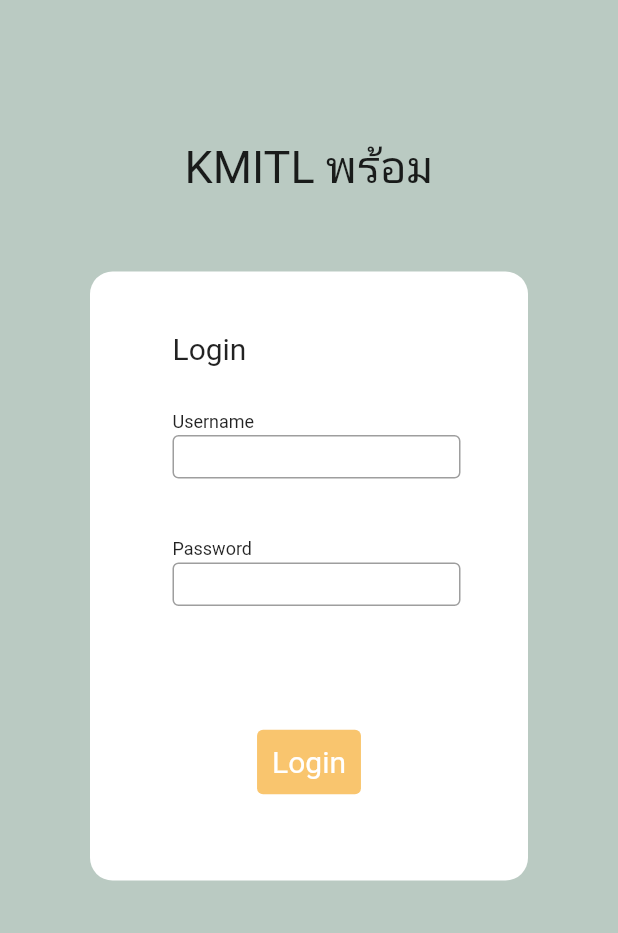
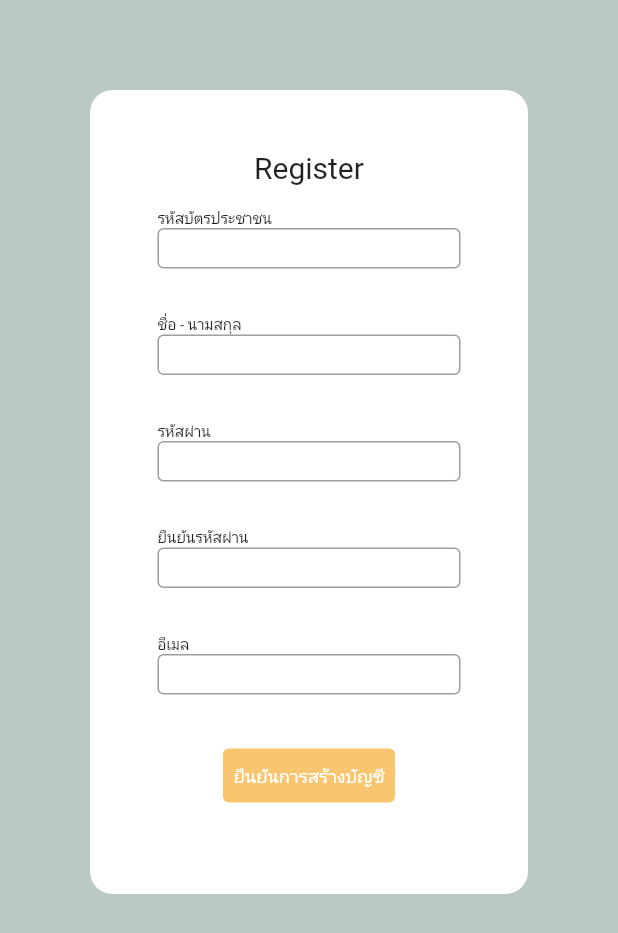
Before and after one commit to bossk774158/Flutter, a Flutter app: the screen it shows after launch, on a phone screen of 412 x 824 dp. Shown: the top 933 px of the screen. Run offline on Flutter 3.47's test engine with Material 2 defaults, Android fonts, the phone set to English and light mode, and no system bars.

Commit message:
Add Register Page

```diff
--- a/flutter_application_2/lib/Login/login.dart
+++ b/flutter_application_2/lib/Login/login.dart
@@ -9,6 +9,7 @@ class Login extends StatelessWidget {
   @override
   Widget build(BuildContext context) {
     return Scaffold(
+        resizeToAvoidBottomInset: false,
         backgroundColor: kPrimaryLightColor,
         body: Column(
           children: <Widget>[
@@ -98,7 +99,7 @@ class Login extends StatelessWidget {
                           Container(
                             child: TextButton(
                               style: TextButton.styleFrom(
-                                  padding: const EdgeInsets.all(10.0),
+                                  padding: const EdgeInsets.all(8.0),
                                   textStyle: const TextStyle(fontSize: 20),
                                   backgroundColor: buttonColor),
                               onPressed: () {},
--- /dev/null
+++ b/flutter_application_2/lib/Register/register.dart
@@ -0,0 +1,188 @@
+import 'package:flutter/material.dart';
+import 'package:flutter/src/foundation/key.dart';
+import 'package:flutter/src/widgets/framework.dart';
+import 'package:flutter_application_2/constants.dart';
+
+class Register extends StatelessWidget {
+  const Register({Key? key}) : super(key: key);
+
+  @override
+  Widget build(BuildContext context) {
+    return Scaffold(
+        resizeToAvoidBottomInset: false,
+        backgroundColor: kPrimaryLightColor,
+        body: Column(
+          children: <Widget>[
+            Container(
+              decoration: new BoxDecoration(
+                  color: Colors.white,
+                  borderRadius: new BorderRadius.only(
+                    topLeft: const Radius.circular(15.0),
+                    topRight: const Radius.circular(15.0),
+                    bottomLeft: const Radius.circular(15.0),
+                    bottomRight: const Radius.circular(15.0),
+                  )),
+              padding: EdgeInsets.fromLTRB(30.0, 40.0, 30.0, 40.0),
+              margin: EdgeInsets.fromLTRB(60.0, 60.0, 60.0, 10.0),
+              child: Column(children: <Widget>[
+                Column(
+                  children: <Widget>[
+                    Container(
+                      child: Align(
+                        alignment: Alignment.topLeft,
+                        child: Center(
+                          child: Text(
+                            'Register',
+                            style: TextStyle(fontSize: 20),
+                          ),
+                        ),
+                      ),
+                    ),
+                    Container(
+                        child: Column(children: <Widget>[
+                          Container(
+                              child: Align(
+                                alignment: Alignment.topLeft,
+                                child: Text('รหัสบัตรประชาชน',
+                                    style: TextStyle(fontSize: 10)),
+                              ),
+                              padding: EdgeInsets.fromLTRB(0.0, 0.0, 0.0, 0.0),
+                              margin: EdgeInsets.fromLTRB(0.0, 0.0, 0.0, 0.0)),
+                          Container(
+                              child: TextField(
+                                decoration: InputDecoration(
+                                  border: OutlineInputBorder(),
+                                  isDense: true,
+                                  contentPadding: EdgeInsets.all(4),
+                                ),
+                              ),
+                              padding: EdgeInsets.fromLTRB(0.0, 0.0, 0.0, 0.0),
+                              margin: EdgeInsets.fromLTRB(0.0, 0.0, 0.0, 0.0)),
+                        ]),
+                        // color: Colors.grey,
+                        padding: EdgeInsets.all(5.0),
+                        margin: EdgeInsets.all(10.0)),
+                    Container(
+                        child: Column(children: <Widget>[
+                          Container(
+                              child: Align(
+                                alignment: Alignment.topLeft,
+                                child: Text('ชื่อ - นามสกุล',
+                                    style: TextStyle(fontSize: 10)),
+                              ),
+                              padding: EdgeInsets.fromLTRB(0.0, 0.0, 0.0, 0.0),
+                              margin: EdgeInsets.fromLTRB(0.0, 0.0, 0.0, 0.0)),
+                          Container(
+                              child: TextField(
+                                decoration: InputDecoration(
+                                  border: OutlineInputBorder(),
+                                  isDense: true,
+                                  contentPadding: EdgeInsets.all(4),
+                                ),
+                              ),
+                              padding: EdgeInsets.fromLTRB(0.0, 0.0, 0.0, 0.0),
+                              margin: EdgeInsets.fromLTRB(0.0, 0.0, 0.0, 0.0)),
+                        ]),
+                        // color: Colors.grey,
+                        padding: EdgeInsets.all(5.0),
+                        margin: EdgeInsets.all(10.0)),
+                    Container(
+                        child: Column(children: <Widget>[
+                          Container(
+                              child: Align(
+                                alignment: Alignment.topLeft,
+                                child: Text('รหัสผ่าน',
+                                    style: TextStyle(fontSize: 10)),
+                              ),
+                              padding: EdgeInsets.fromLTRB(0.0, 0.0, 0.0, 0.0),
+                              margin: EdgeInsets.fromLTRB(0.0, 0.0, 0.0, 0.0)),
+                          Container(
+                              child: TextField(
+                                decoration: InputDecoration(
+                                  border: OutlineInputBorder(),
+                                  isDense: true,
+                                  contentPadding: EdgeInsets.all(4),
+                                ),
+                              ),
+                              padding: EdgeInsets.fromLTRB(0.0, 0.0, 0.0, 0.0),
+                              margin: EdgeInsets.fromLTRB(0.0, 0.0, 0.0, 0.0)),
+                        ]),
+                        // color: Colors.grey,
+                        padding: EdgeInsets.all(5.0),
+                        margin: EdgeInsets.all(10.0)),
+                    Container(
+                        child: Column(children: <Widget>[
+                          Container(
+                              child: Align(
+                                alignment: Alignment.topLeft,
+                                child: Text('ยืนยันรหัสผ่าน',
+                                    style: TextStyle(fontSize: 10)),
+                              ),
+                              padding: EdgeInsets.fromLTRB(0.0, 0.0, 0.0, 0.0),
+                              margin: EdgeInsets.fromLTRB(0.0, 0.0, 0.0, 0.0)),
+                          Container(
+                              child: TextField(
+                                decoration: InputDecoration(
+                                  border: OutlineInputBorder(),
+                                  isDense: true,
+                                  contentPadding: EdgeInsets.all(4),
+                                ),
+                              ),
+                              padding: EdgeInsets.fromLTRB(0.0, 0.0, 0.0, 0.0),
+                              margin: EdgeInsets.fromLTRB(0.0, 0.0, 0.0, 0.0)),
+                        ]),
+                        // color: Colors.grey,
+                        padding: EdgeInsets.all(5.0),
+                        margin: EdgeInsets.all(10.0)),
+                    Container(
+                        child: Column(children: <Widget>[
+                          Container(
+                              child: Align(
+                                alignment: Alignment.topLeft,
+                                child: Text('อีเมล', //แก้เพิ่ม ล์
+                                    style: TextStyle(fontSize: 10)),
+                              ),
+                              padding: EdgeInsets.fromLTRB(0.0, 0.0, 0.0, 0.0),
+                              margin: EdgeInsets.fromLTRB(0.0, 0.0, 0.0, 0.0)),
+                          Container(
+                              child: TextField(
+                                decoration: InputDecoration(
+                                  border: OutlineInputBorder(),
+                                  isDense: true,
+                                  contentPadding: EdgeInsets.all(4),
+                                ),
+                              ),
+                              padding: EdgeInsets.fromLTRB(0.0, 0.0, 0.0, 0.0),
+                              margin: EdgeInsets.fromLTRB(0.0, 0.0, 0.0, 0.0)),
+                        ]),
+                        // color: Colors.grey,
+                        padding: EdgeInsets.all(5.0),
+                        margin: EdgeInsets.all(10.0)),
+                    Container(
+                        child: Column(children: <Widget>[
+                          Container(
+                            child: TextButton(
+                              style: TextButton.styleFrom(
+                                  padding: const EdgeInsets.all(7.0),
+                                  textStyle: const TextStyle(fontSize: 20),
+                                  backgroundColor: buttonColor),
+                              onPressed: () {},
+                              child: const Text(
+                                'ยืนยันการสร้างบัญชี',
+                                style: TextStyle(
+                                    fontSize: 12, color: Colors.white),
+                              ),
+                            ),
+                          )
+                        ]),
+                        // color: Colors.grey,
+                        padding: EdgeInsets.all(5.0),
+                        margin: EdgeInsets.all(10.0)),
+                  ],
+                )
+              ]),
+            )
+          ],
+        ));
+  }
+}
--- a/flutter_application_2/lib/main.dart
+++ b/flutter_application_2/lib/main.dart
@@ -1,5 +1,6 @@
 import 'package:flutter/material.dart';
 import 'package:flutter_application_2/Login/login.dart';
+import 'package:flutter_application_2/Register/register.dart';
 
 void main() {
   runApp(const MyApp());
@@ -13,7 +14,8 @@ class MyApp extends StatelessWidget {
   Widget build(BuildContext context) {
     return MaterialApp(
       title: 'Flutter Demo',
-      home: Login(),
+      // home: Login(),
+      home: Register(),
     );
   }
 }
```
